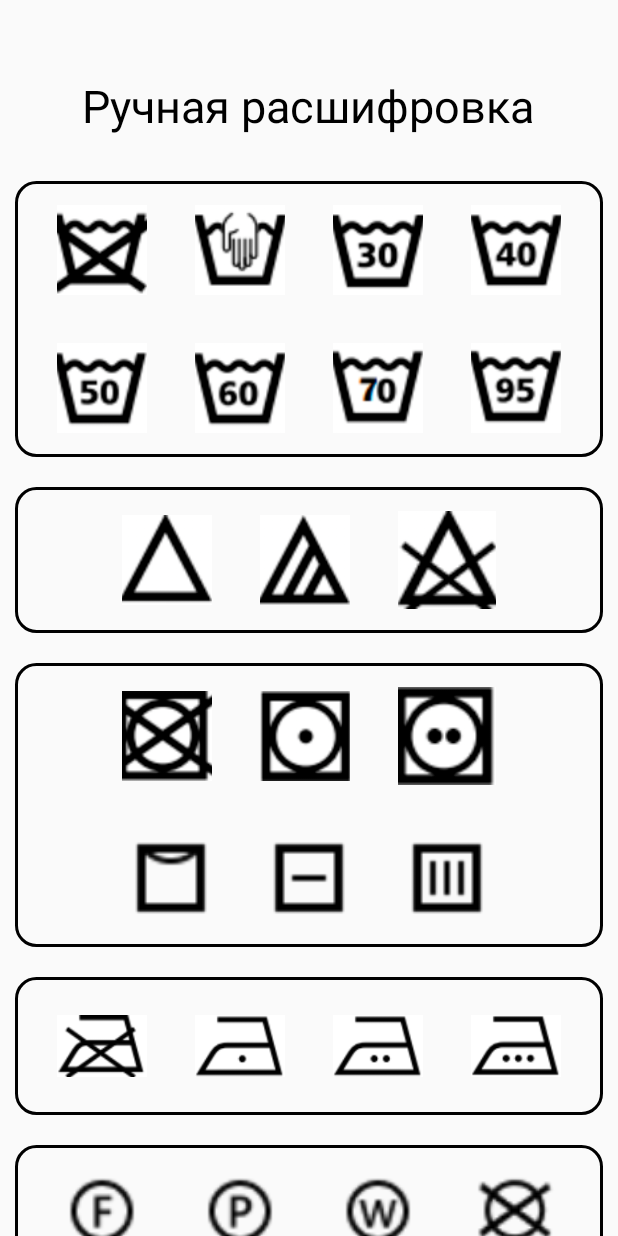
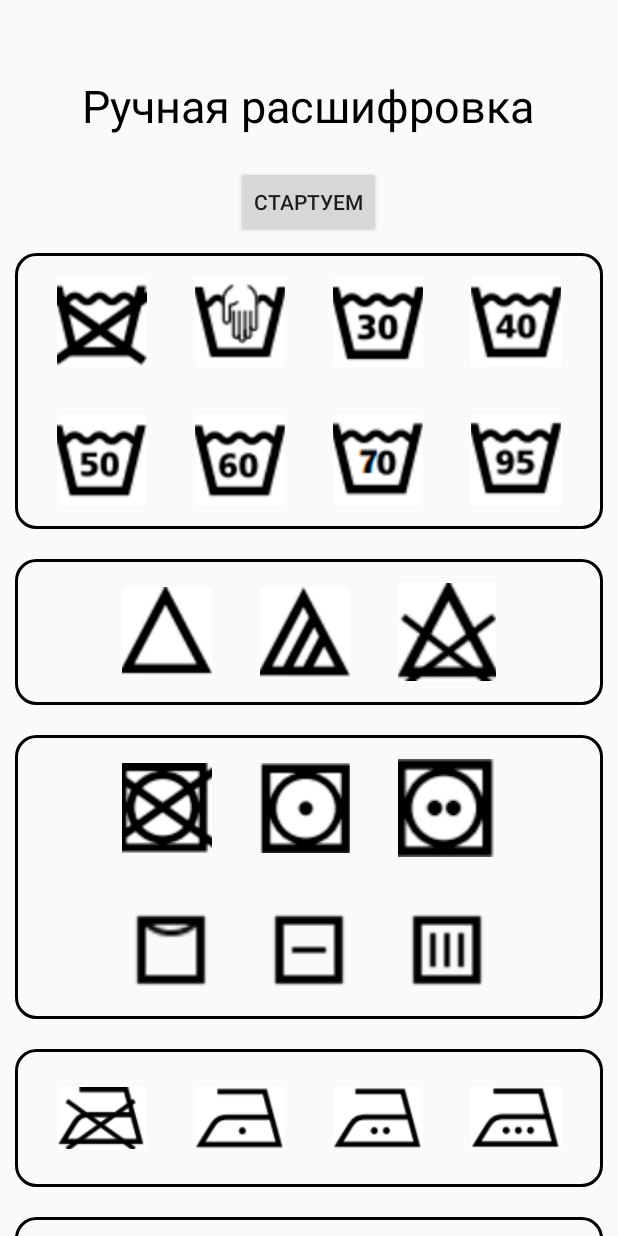
Before and after one commit to Flinnz/birkin-box-android, an Android app: the manual_decryption screen opened directly, with no data from a screen before it, on a phone screen of 412 x 824 dp. Run offline under Robolectric (Android 15) with nearby library versions, the phone set to English and light mode, and no system bars; our stand-ins replace RxJava.

Commit message:
Merge branch 'sergus_branch' of https://github.com/Flinnz/birkin-box-android
# Conflicts:
#	app/src/main/AndroidManifest.xml
#	app/src/main/java/ru/birkin/team/android/ClothesAdapter.java

```diff
--- /dev/null
+++ b/app/src/main/java/ru/birkin/team/android/Hack.java
@@ -0,0 +1,8 @@
+package ru.birkin.team.android;
+
+public class Hack {
+    public String chosen;
+    public Hack(String chosen) {
+        this.chosen = chosen;
+    }
+}
--- a/app/src/main/java/ru/birkin/team/android/MainMenuActivity.java
+++ b/app/src/main/java/ru/birkin/team/android/MainMenuActivity.java
@@ -103,6 +103,7 @@ public class MainMenuActivity extends AppCompatActivity {
 
     public void addClothesButtonOnClick(View view) {
         Intent intent = new Intent(this, AddItemActivity.class);
+        intent.addFlags(Intent.FLAG_ACTIVITY_CLEAR_TOP);
         try {
             startActivity(intent);
         } catch (Exception e) {
--- a/app/src/main/java/ru/birkin/team/android/manual_decryption.java
+++ b/app/src/main/java/ru/birkin/team/android/manual_decryption.java
@@ -2,53 +2,165 @@ package ru.birkin.team.android;
 
 import androidx.appcompat.app.AppCompatActivity;
 
+import android.graphics.Bitmap;
+import android.graphics.BitmapFactory;
+import android.media.Image;
 import android.os.Bundle;
+import android.view.View;
+import android.widget.Button;
 import android.widget.ImageView;
 
 import java.util.ArrayList;
+import java.util.HashMap;
 import java.util.List;
+import java.util.Map;
+
+import io.reactivex.rxjava3.android.schedulers.AndroidSchedulers;
+import io.reactivex.rxjava3.functions.Action;
+import io.reactivex.rxjava3.functions.Consumer;
+import io.reactivex.rxjava3.schedulers.Schedulers;
 
 public class manual_decryption extends AppCompatActivity {
 
-    List<ImageView> washList = new ArrayList<ImageView>();
-    List<ImageView> bleachList = new ArrayList<ImageView>();
-    List<ImageView> dryList = new ArrayList<ImageView>();
-    List<ImageView> ironingList = new ArrayList<ImageView>();
-    List<ImageView> cleaningList = new ArrayList<ImageView>();
+    Map<String, ImageView> washList = new HashMap<>();
+    private Hack chosenWash = new Hack(null);
+    Map<String, ImageView> bleachList = new HashMap<>();
+    private Hack chosenBleach = new Hack(null);
+    Map<String, ImageView> dryList = new HashMap<>();
+    private Hack chosenDry = new Hack(null);
+    Map<String, ImageView> ironingList = new HashMap<>();
+    private Hack chosenIroning = new Hack(null);
+    Map<String, ImageView> cleaningList = new HashMap<>();
+    private Hack chosenCleaning = new Hack(null);
+
+
+    private static class SpecialOnClick implements View.OnClickListener {
+        private Hack prevChosen;
+        private String nextChosen;
+        Map<String, ImageView> list;
+
+        public SpecialOnClick(Hack prevChosen, String nextChosen, Map<String, ImageView> list) {
+            this.prevChosen = prevChosen;
+            this.nextChosen = nextChosen;
+            this.list = list;
+        }
+
+        @Override
+        public void onClick(View v) {
+            if (prevChosen != null) {
+                ImageView imgV = list.get(prevChosen.chosen);
+                if (imgV != null) {
+                    imgV.setScaleType(ImageView.ScaleType.CENTER_CROP); //поменять надо тут
+                }
+            }
+            ImageView imgV = list.get(nextChosen);
+            if (imgV != null) {
+                imgV.setScaleType(ImageView.ScaleType.FIT_END); //поменять надо тут
+            }
+            prevChosen.chosen = nextChosen;
+        }
+    }
+
+    private String pathToLabel;
+    private String pathToClothes;
+    private String name;
+    private Button finalButton;
 
     @Override
     protected void onCreate(Bundle savedInstanceState) {
         super.onCreate(savedInstanceState);
-        washList.add(findViewById(R.id.dont_wash_id));
-        washList.add(findViewById(R.id.hand_wash_id));
-        washList.add(findViewById(R.id.wash_30_id));
-        washList.add(findViewById(R.id.wash_40_id));
-        washList.add(findViewById(R.id.wash_50_id));
-        washList.add(findViewById(R.id.wash_60_id));
-        washList.add(findViewById(R.id.wash_70_id));
-        washList.add(findViewById(R.id.wash_95_id));
-
-        bleachList.add(findViewById(R.id.dont_bleach_id));
-        bleachList.add(findViewById(R.id.any_bleach_id));
-        bleachList.add(findViewById(R.id.only_oxygen_bleach_id));
-
-        dryList.add(findViewById(R.id.dont_tumble_id));
-        dryList.add(findViewById(R.id.lower_tumble_id));
-        dryList.add(findViewById(R.id.normal_tumble_id));
-        dryList.add(findViewById(R.id.line_tumble_id));
-        dryList.add(findViewById(R.id.flat_tumble_id));
-        dryList.add(findViewById(R.id.drip_tumble_id));
-
-        ironingList.add(findViewById(R.id.do_not_iron_id));
-        ironingList.add(findViewById(R.id.low_temperature_ironing_id));
-        ironingList.add(findViewById(R.id.medium_temperature_ironing_id));
-        ironingList.add(findViewById(R.id.max_temperature_ironing_id));
-
-        cleaningList.add(findViewById(R.id.dont_drycleaning_id));
-        cleaningList.add(findViewById(R.id.w_drycleaning_id));
-        cleaningList.add(findViewById(R.id.p_drycleaning_id));
-        cleaningList.add(findViewById(R.id.f_drycleaning_id));
-
         setContentView(R.layout.activity_manual_decryption);
+        finalButton = (Button) findViewById(R.id.final_button);
+        manual_decryption instance = this;
+        finalButton.setVisibility(View.VISIBLE);
+        finalButton.setOnClickListener(new View.OnClickListener() {
+            @Override
+            public void onClick(View v) {
+                if (chosenWash.chosen != null && chosenBleach.chosen != null && chosenCleaning.chosen != null && chosenDry.chosen != null && chosenIroning.chosen != null) {
+                    Bitmap bmpClothes = BitmapFactory.decodeFile(pathToClothes);
+                    Bitmap bmpLabel = BitmapFactory.decodeFile(pathToLabel);
+                    Clothes clothes = new Clothes(new BitmapWithPath(bmpClothes, pathToClothes), new BitmapWithPath(bmpLabel, pathToLabel),name,"");
+                    BirkinBoxApplication
+                            .getInstance()
+                            .getDatabase()
+                            .clothesDao()
+                            .insert(clothes)
+                            .observeOn(AndroidSchedulers.mainThread())
+                            .subscribeOn(Schedulers.io())
+                            .subscribe(new Consumer<Long>() {
+                                @Override
+                                public void accept(Long aLong) throws Throwable {
+                                    String[] ar = new String[]{chosenBleach.chosen, chosenCleaning.chosen, chosenDry.chosen, chosenIroning.chosen, chosenWash.chosen};
+                                    for (String l : ar) {
+                                        ClothesLaundryRuleRef ref = new ClothesLaundryRuleRef();
+                                        ref.alias = l;
+                                        ref.clothesId = aLong;
+                                        BirkinBoxApplication
+                                                .getInstance()
+                                                .getDatabase()
+                                                .clothesWithLaundryRulesDao()
+                                                .insert(ref)
+                                                .observeOn(AndroidSchedulers.mainThread())
+                                                .subscribeOn(Schedulers.io())
+                                                .subscribe(() -> {
+                                                });
+                                    }
+                                }
+                            });
+                    instance.finish();
+                }
+            }
+        });
+        if (getIntent() != null) {
+            if (getIntent().hasExtra("labelPhotoPath")) {
+                pathToLabel = getIntent().getStringExtra("labelPhotoPath");
+            }
+            if (getIntent().hasExtra("clothesPhotoPath")) {
+                pathToClothes = getIntent().getStringExtra("clothesPhotoPath");
+            }
+            if (getIntent().hasExtra("name")) {
+                name = getIntent().getStringExtra("name");
+            }
+        }
+        washList.put("dont_wash_id", (ImageView) findViewById(R.id.dont_wash_id));
+        washList.put("hand_wash_id", (ImageView) findViewById(R.id.hand_wash_id));
+        washList.put("wash_30_id", (ImageView) findViewById(R.id.wash_30_id));
+        washList.put("wash_50_id", (ImageView) findViewById(R.id.wash_50_id));
+        washList.put("wash_60_id", (ImageView) findViewById(R.id.wash_60_id));
+        washList.put("wash_40_id", (ImageView) findViewById(R.id.wash_40_id));
+        washList.put("wash_70_id", (ImageView) findViewById(R.id.wash_70_id));
+        washList.put("wash_95_id", (ImageView) findViewById(R.id.wash_95_id));
+        for (Map.Entry<String, ImageView> entry : washList.entrySet()) {
+            entry.getValue().setOnClickListener(new SpecialOnClick(chosenWash, entry.getKey(), washList));
+        }
+        bleachList.put("dont_bleach_id", (ImageView) findViewById(R.id.dont_bleach_id));
+        bleachList.put("any_bleach_id", (ImageView) findViewById(R.id.any_bleach_id));
+        bleachList.put("only_oxygen_bleach_id", (ImageView) findViewById(R.id.only_oxygen_bleach_id));
+        for (Map.Entry<String, ImageView> entry : bleachList.entrySet()) {
+            entry.getValue().setOnClickListener(new SpecialOnClick(chosenBleach, entry.getKey(), bleachList));
+        }
+        dryList.put("dont_tumble_id", (ImageView) findViewById(R.id.dont_tumble_id));
+        dryList.put("lower_tumble_id", (ImageView) findViewById(R.id.lower_tumble_id));
+        dryList.put("normal_tumble_id", (ImageView) findViewById(R.id.normal_tumble_id));
+        dryList.put("line_tumble_id", (ImageView) findViewById(R.id.line_tumble_id));
+        dryList.put("flat_tumble_id", (ImageView) findViewById(R.id.flat_tumble_id));
+        dryList.put("drip_tumble_id", (ImageView) findViewById(R.id.drip_tumble_id));
+        for (Map.Entry<String, ImageView> entry : dryList.entrySet()) {
+            entry.getValue().setOnClickListener(new SpecialOnClick(chosenDry, entry.getKey(), dryList));
+        }
+        ironingList.put("do_not_iron_id", (ImageView) findViewById(R.id.do_not_iron_id));
+        ironingList.put("low_temperature_ironing_id", (ImageView) findViewById(R.id.low_temperature_ironing_id));
+        ironingList.put("medium_temperature_ironing_id", (ImageView) findViewById(R.id.medium_temperature_ironing_id));
+        ironingList.put("max_temperature_ironing_id", (ImageView) findViewById(R.id.max_temperature_ironing_id));
+        for (Map.Entry<String, ImageView> entry : ironingList.entrySet()) {
+            entry.getValue().setOnClickListener(new SpecialOnClick(chosenIroning, entry.getKey(), ironingList));
+        }
+        cleaningList.put("dont_drycleaning_id", (ImageView) findViewById(R.id.dont_drycleaning_id));
+        cleaningList.put("w_drycleaning_id", (ImageView) findViewById(R.id.w_drycleaning_id));
+        cleaningList.put("p_drycleaning_id", (ImageView) findViewById(R.id.p_drycleaning_id));
+        cleaningList.put("f_drycleaning_id", (ImageView) findViewById(R.id.f_drycleaning_id));
+        for (Map.Entry<String, ImageView> entry : cleaningList.entrySet()) {
+            entry.getValue().setOnClickListener(new SpecialOnClick(chosenCleaning, entry.getKey(), cleaningList));
+        }
     }
 }
--- a/app/src/main/res/layout/activity_manual_decryption.xml
+++ b/app/src/main/res/layout/activity_manual_decryption.xml
@@ -27,7 +27,14 @@
             app:layout_constraintLeft_toLeftOf="parent"
             app:layout_constraintRight_toRightOf="parent"
             app:layout_constraintTop_toTopOf="parent" />
-
+        <Button
+            android:layout_width="wrap_content"
+            android:layout_height="wrap_content"
+            android:text="CТАРТУЕМ"
+            android:layout_gravity="center_horizontal"
+            android:id="@+id/final_button"
+            android:visibility="gone"
+            />
         <LinearLayout
             android:layout_width="match_parent"
             android:layout_height="wrap_content"
```
Also changed, not shown: app/src/main/java/ru/birkin/team/android/AddItemActivity.java (+7 -8 lines), app/src/main/java/ru/birkin/team/android/BirkinBoxApplication.java (+30 -27 lines), app/src/main/java/ru/birkin/team/android/ClothesAdapter.java (+7 -1 lines).
